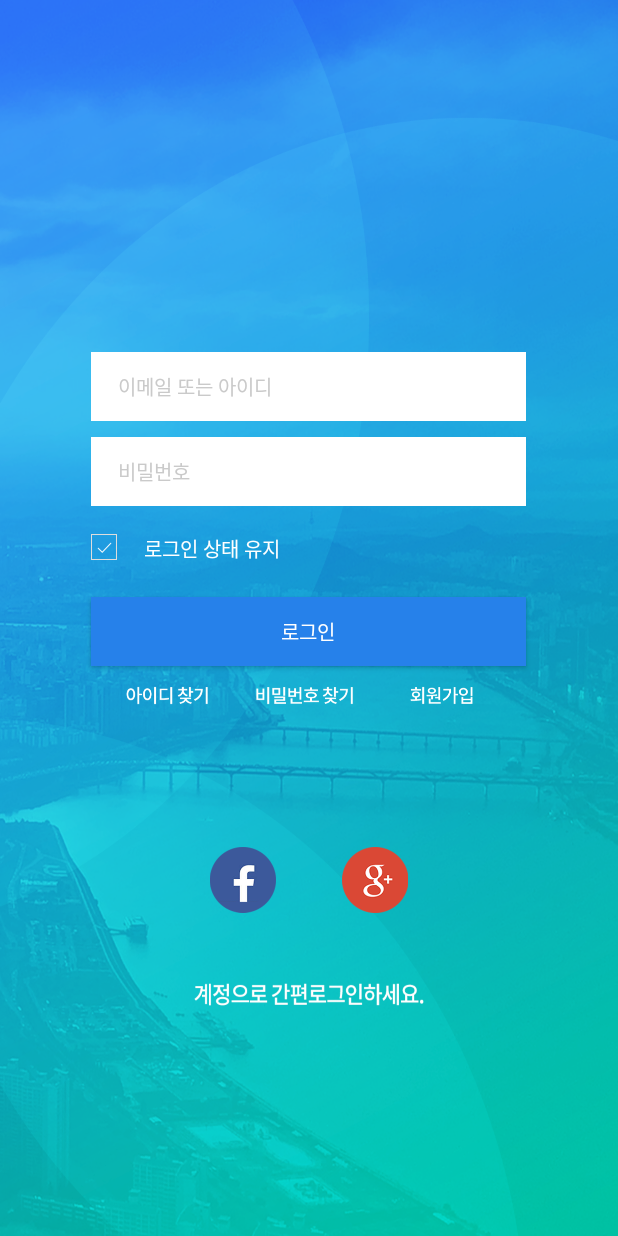
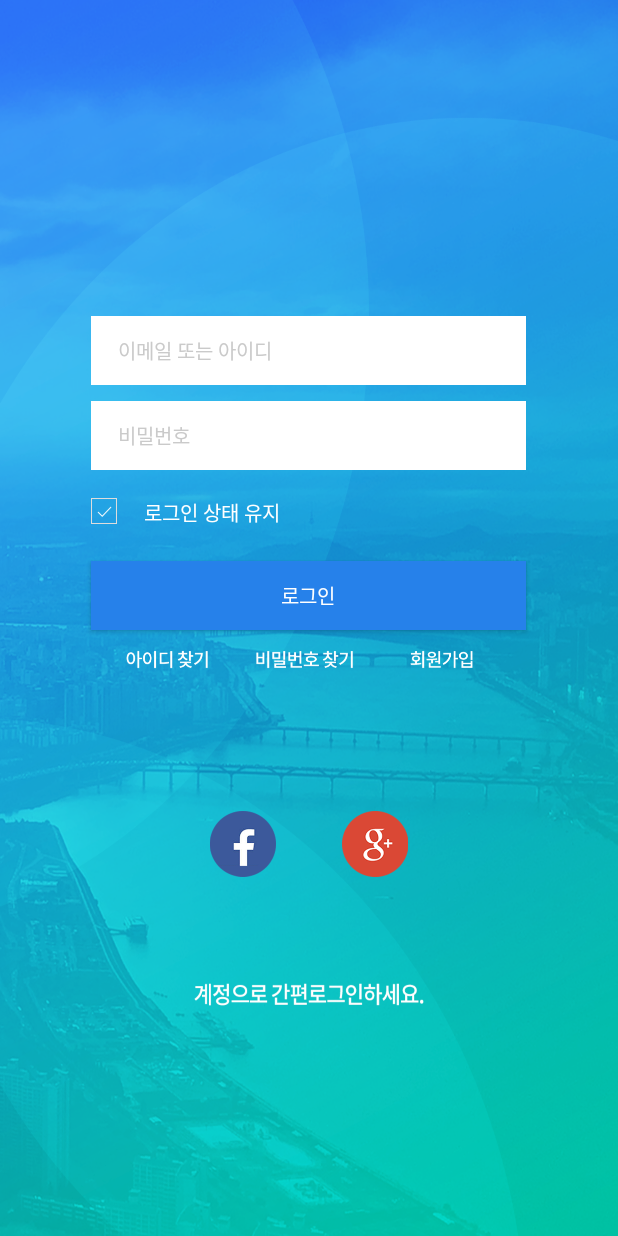
Before and after one commit to Simjiyong/jjigawesome, an Android app: the screen it shows after launch (LoginActivity), on a phone screen of 412 x 824 dp. Run offline under Robolectric (Android 15) with nearby library versions, the phone set to English and light mode, and no system bars.

Commit message:
signup login fullscreen

```diff
--- a/app/src/main/java/kr/co/company/jjigawesome/LoginActivity.java
+++ b/app/src/main/java/kr/co/company/jjigawesome/LoginActivity.java
@@ -33,7 +33,7 @@ public class LoginActivity extends AppCompatActivity {
         newUiOptions |= View.SYSTEM_UI_FLAG_HIDE_NAVIGATION;
         newUiOptions |= View.SYSTEM_UI_FLAG_LAYOUT_HIDE_NAVIGATION;
         newUiOptions |= View.SYSTEM_UI_FLAG_LAYOUT_STABLE;
-        //newUiOptions |= View.SYSTEM_UI_FLAG_FULLSCREEN;
+        newUiOptions |= View.SYSTEM_UI_FLAG_FULLSCREEN;
         newUiOptions |= View.SYSTEM_UI_FLAG_IMMERSIVE_STICKY;
         newUiOptions |= View.SYSTEM_UI_FLAG_IMMERSIVE;
         view.setSystemUiVisibility(newUiOptions);
@@ -53,8 +53,8 @@ public class LoginActivity extends AppCompatActivity {
             }
         });
 
-        linearLayout = (LinearLayout) findViewById(R.id.linear_login);
-        linearLayout.setPadding(0,getStatusBarHeight(),0,0);
+        //linearLayout = (LinearLayout) findViewById(R.id.linear_login);
+        //linearLayout.setPadding(0,getStatusBarHeight(),0,0);
 
 
 
--- a/app/src/main/java/kr/co/company/jjigawesome/SignUpActivity.java
+++ b/app/src/main/java/kr/co/company/jjigawesome/SignUpActivity.java
@@ -53,7 +53,7 @@ public class SignUpActivity extends AppCompatActivity {
             }
         });
 
-        linearLayout = (LinearLayout) findViewById(R.id.linear_signup);
+        //linearLayout = (LinearLayout) findViewById(R.id.linear_signup);
         //linearLayout.setPadding(0,getStatusBarHeight(),0,0);
         Log.d("status" ,"status : " + getStatusBarHeight());
 
```
